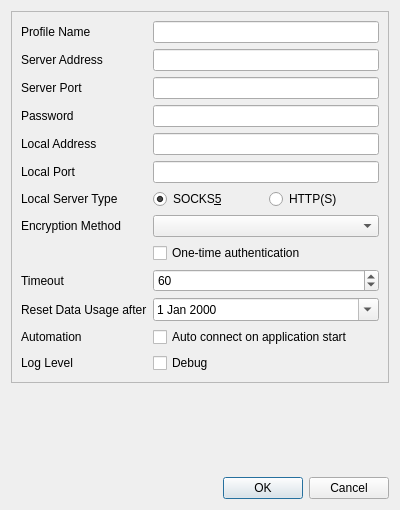
First picture: the form in src/editdialog.ui, repository shadowsocks/shadowsocks-qt5, before the edit.
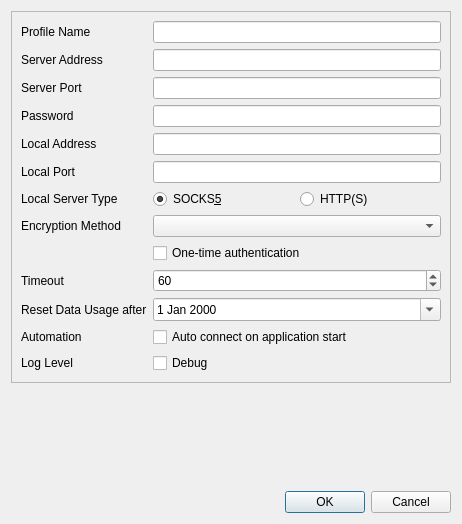
Second picture: the form after the edit.

Commit message: Mark OTA as deprecated in the tooltip and bump version

Patch:
```diff
--- a/src/editdialog.ui
+++ b/src/editdialog.ui
@@ -6,8 +6,8 @@
    <rect>
     <x>0</x>
     <y>0</y>
-    <width>400</width>
-    <height>510</height>
+    <width>462</width>
+    <height>524</height>
    </rect>
   </property>
   <property name="windowTitle">
```
Left out of the diff: 2 changed lines with no effect on the pictures. The commit also changes 1 other file.
